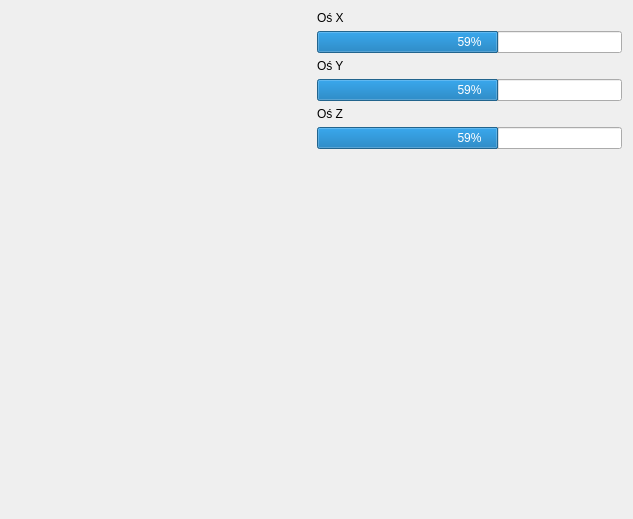
Before: the Qt Designer form inputwindow.ui in tjakubo/apollo, drawn with Qt 5.
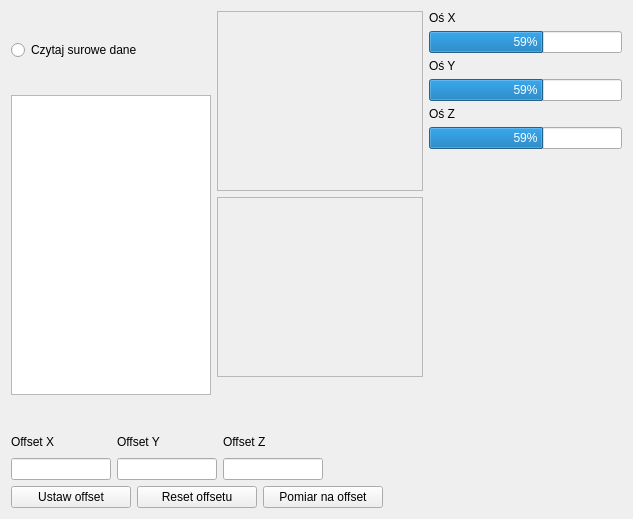
After: the same form once the commit is applied.

Commit message: Okienko wizualizacji: raw, offset, animacje

```diff
--- a/inputwindow.ui
+++ b/inputwindow.ui
@@ -14,28 +14,92 @@
    <string>Form</string>
   </property>
   <layout class="QGridLayout" name="gridLayout">
-   <item row="0" column="0">
-    <spacer name="horizontalSpacer">
-     <property name="orientation">
-      <enum>Qt::Horizontal</enum>
+   <item row="0" column="0" rowspan="2">
+    <layout class="QVBoxLayout" name="verticalLayout_2">
+     <item>
+      <widget class="QRadioButton" name="rawEnable">
+       <property name="text">
+        <string>Czytaj surowe dane</string>
+       </property>
+      </widget>
+     </item>
+     <item>
+      <widget class="QTextBrowser" name="rawViewer">
+       <property name="minimumSize">
+        <size>
+         <width>0</width>
+         <height>0</height>
+        </size>
+       </property>
+       <property name="maximumSize">
+        <size>
+         <width>200</width>
+         <height>300</height>
+        </size>
+       </property>
+      </widget>
+     </item>
+    </layout>
+   </item>
+   <item row="0" column="1" rowspan="2">
+    <layout class="QVBoxLayout" name="verticalLayout_3">
+     <item>
+      <widget class="QFrame" name="xSpinViz">
+       <property name="minimumSize">
+        <size>
+         <width>180</width>
+         <height>180</height>
+        </size>
+       </property>
+       <property name="frameShape">
+        <enum>QFrame::StyledPanel</enum>
+       </property>
+       <property name="frameShadow">
+        <enum>QFrame::Raised</enum>
+       </property>
+      </widget>
+     </item>
+     <item>
+      <widget class="QFrame" name="ySpinViz">
+       <property name="minimumSize">
+        <size>
+         <width>180</width>
+         <height>180</height>
+        </size>
+       </property>
+       <property name="frameShape">
+        <enum>QFrame::StyledPanel</enum>
+       </property>
+       <property name="frameShadow">
+        <enum>QFrame::Raised</enum>
+       </property>
+       <zorder>xSpinViz</zorder>
+      </widget>
+     </item>
+     <item>
+      <spacer name="verticalSpacer_2">
+       <property name="orientation">
+        <enum>Qt::Vertical</enum>
+       </property>
+       <property name="sizeHint" stdset="0">
+        <size>
+         <width>18</width>
+         <height>68</height>
+        </size>
+       </property>
+      </spacer>
+     </item>
+    </layout>
+   </item>
+   <item row="0" column="2">
+    <widget class="QLabel" name="label_2">
+     <property name="text">
+      <string>Oś X</string>
      </property>
-     <property name="sizeHint" stdset="0">
-      <size>
-       <width>302</width>
-       <height>20</height>
-      </size>
-     </property>
-    </spacer>
+    </widget>
    </item>
-   <item row="0" column="1">
+   <item row="1" column="2">
     <layout class="QVBoxLayout" name="verticalLayout">
-     <item>
-      <widget class="QLabel" name="label_2">
-       <property name="text">
-        <string>Oś X</string>
-       </property>
-      </widget>
-     </item>
      <item>
       <widget class="QProgressBar" name="_xForce">
        <property name="minimum">
@@ -97,7 +161,175 @@
        <property name="sizeHint" stdset="0">
         <size>
          <width>20</width>
-         <height>40</height>
+         <height>238</height>
+        </size>
+       </property>
+      </spacer>
+     </item>
+    </layout>
+   </item>
+   <item row="2" column="0" colspan="2">
+    <layout class="QHBoxLayout" name="horizontalLayout_2">
+     <item>
+      <widget class="QLabel" name="label_4">
+       <property name="minimumSize">
+        <size>
+         <width>100</width>
+         <height>0</height>
+        </size>
+       </property>
+       <property name="text">
+        <string>Offset X</string>
+       </property>
+      </widget>
+     </item>
+     <item>
+      <widget class="QLabel" name="label_5">
+       <property name="minimumSize">
+        <size>
+         <width>100</width>
+         <height>0</height>
+        </size>
+       </property>
+       <property name="text">
+        <string>Offset Y</string>
+       </property>
+      </widget>
+     </item>
+     <item>
+      <widget class="QLabel" name="label_6">
+       <property name="minimumSize">
+        <size>
+         <width>100</width>
+         <height>0</height>
+        </size>
+       </property>
+       <property name="text">
+        <string>Offset Z</string>
+       </property>
+      </widget>
+     </item>
+     <item>
+      <spacer name="horizontalSpacer_4">
+       <property name="orientation">
+        <enum>Qt::Horizontal</enum>
+       </property>
+       <property name="sizeType">
+        <enum>QSizePolicy::Expanding</enum>
+       </property>
+       <property name="sizeHint" stdset="0">
+        <size>
+         <width>40</width>
+         <height>20</height>
+        </size>
+       </property>
+      </spacer>
+     </item>
+    </layout>
+   </item>
+   <item row="3" column="0" colspan="2">
+    <layout class="QHBoxLayout" name="horizontalLayout">
+     <item>
+      <widget class="QLineEdit" name="xOffset">
+       <property name="maximumSize">
+        <size>
+         <width>100</width>
+         <height>50</height>
+        </size>
+       </property>
+      </widget>
+     </item>
+     <item>
+      <widget class="QLineEdit" name="yOffset">
+       <property name="maximumSize">
+        <size>
+         <width>100</width>
+         <height>50</height>
+        </size>
+       </property>
+      </widget>
+     </item>
+     <item>
+      <widget class="QLineEdit" name="zOffset">
+       <property name="maximumSize">
+        <size>
+         <width>100</width>
+         <height>50</height>
+        </size>
+       </property>
+      </widget>
+     </item>
+     <item>
+      <spacer name="horizontalSpacer_3">
+       <property name="orientation">
+        <enum>Qt::Horizontal</enum>
+       </property>
+       <property name="sizeType">
+        <enum>QSizePolicy::Expanding</enum>
+       </property>
+       <property name="sizeHint" stdset="0">
+        <size>
+         <width>40</width>
+         <height>20</height>
+        </size>
+       </property>
+      </spacer>
+     </item>
+    </layout>
+   </item>
+   <item row="4" column="0" colspan="2">
+    <layout class="QHBoxLayout" name="horizontalLayout_3">
+     <item>
+      <widget class="QPushButton" name="applyOffset">
+       <property name="minimumSize">
+        <size>
+         <width>120</width>
+         <height>0</height>
+        </size>
+       </property>
+       <property name="text">
+        <string>Ustaw offset</string>
+       </property>
+      </widget>
+     </item>
+     <item>
+      <widget class="QPushButton" name="resetOffset">
+       <property name="minimumSize">
+        <size>
+         <width>120</width>
+         <height>0</height>
+        </size>
+       </property>
+       <property name="text">
+        <string>Reset offsetu</string>
+       </property>
+      </widget>
+     </item>
+     <item>
+      <widget class="QPushButton" name="compensateOffset">
+       <property name="minimumSize">
+        <size>
+         <width>120</width>
+         <height>0</height>
+        </size>
+       </property>
+       <property name="text">
+        <string>Pomiar na offset</string>
+       </property>
+      </widget>
+     </item>
+     <item>
+      <spacer name="horizontalSpacer_5">
+       <property name="orientation">
+        <enum>Qt::Horizontal</enum>
+       </property>
+       <property name="sizeType">
+        <enum>QSizePolicy::Expanding</enum>
+       </property>
+       <property name="sizeHint" stdset="0">
+        <size>
+         <width>40</width>
+         <height>20</height>
         </size>
        </property>
       </spacer>
```
The commit also changes 7 other files.
